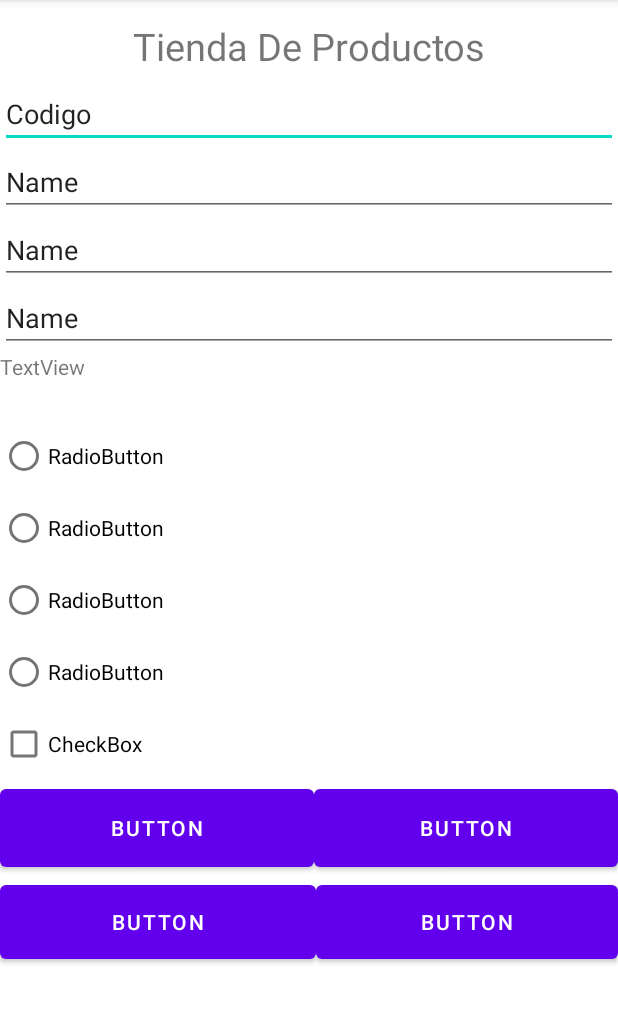
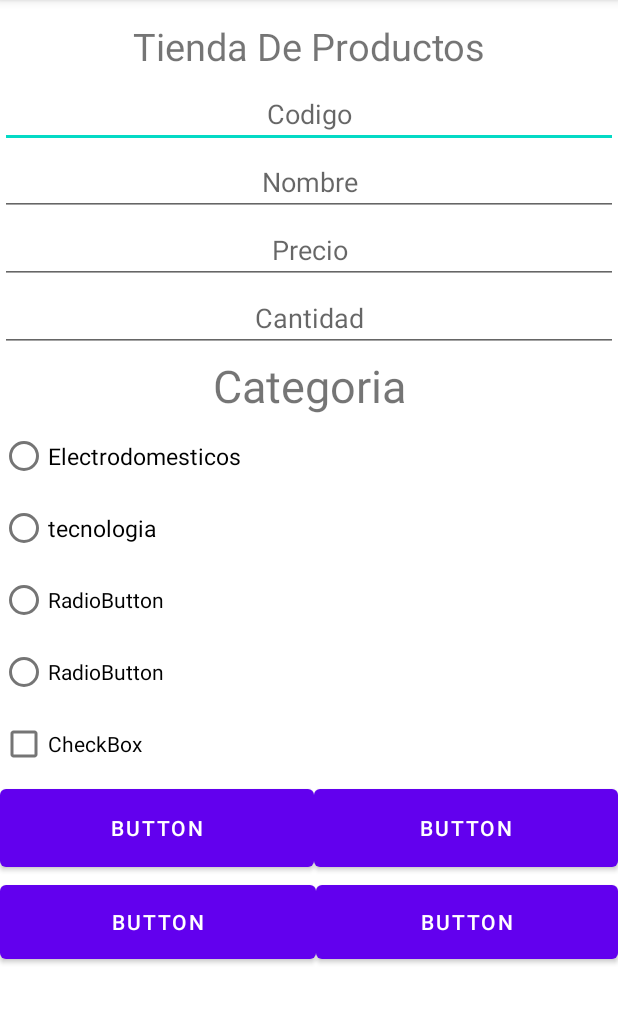
Before and after one commit to DanielFernandoYepezVelez/Proyecto-Android-Productos-Crud-Firebase, an Android app: the screen it shows after launch (MainActivity), on a phone screen of 412 x 824 dp, the part 84-1107 px from its top. Run offline under Robolectric (Android 15) with nearby library versions, the phone set to English and light mode, and no system bars.

Commit message:
cambios en el diseño

```diff
--- a/app/src/main/res/layout/activity_main.xml
+++ b/app/src/main/res/layout/activity_main.xml
@@ -21,39 +21,45 @@
         android:id="@+id/etCode"
         android:layout_width="match_parent"
         android:layout_height="wrap_content"
+        android:gravity="center"
         android:ems="10"
         android:inputType="textPersonName"
-        android:text="Codigo" />
+        android:hint="Codigo" />
 
     <EditText
         android:id="@+id/etName"
         android:layout_width="match_parent"
         android:layout_height="wrap_content"
+        android:gravity="center"
         android:ems="10"
         android:inputType="textPersonName"
-        android:text="Name" />
+        android:hint="Nombre" />
 
     <EditText
         android:id="@+id/etPrice"
         android:layout_width="match_parent"
         android:layout_height="wrap_content"
+        android:gravity="center"
         android:ems="10"
-        android:inputType="number"
-        android:text="Name" />
+        android:inputType="numberDecimal"
+        android:hint="Precio" />
 
     <EditText
         android:id="@+id/etQuantity"
         android:layout_width="match_parent"
         android:layout_height="wrap_content"
+        android:gravity="center"
         android:ems="10"
-        android:inputType="textPersonName"
-        android:text="Name" />
+        android:inputType="number"
+        android:hint="Cantidad" />
 
     <TextView
         android:id="@+id/textView2"
         android:layout_width="match_parent"
         android:layout_height="45dp"
-        android:text="TextView" />
+        android:gravity="center"
+        android:textSize="30sp"
+        android:text="Categoria" />
 
     <RadioGroup
         android:layout_width="match_parent"
@@ -63,13 +69,15 @@
             android:id="@+id/rbAppliance"
             android:layout_width="match_parent"
             android:layout_height="wrap_content"
-            android:text="RadioButton" />
+            android:textSize="15sp"
+            android:text="Electrodomesticos" />
 
         <RadioButton
             android:id="@+id/rbTechnology"
             android:layout_width="match_parent"
             android:layout_height="wrap_content"
-            android:text="RadioButton" />
+            android:textSize="15sp"
+            android:text="tecnologia" />
 
         <RadioButton
             android:id="@+id/rbHome"
```
